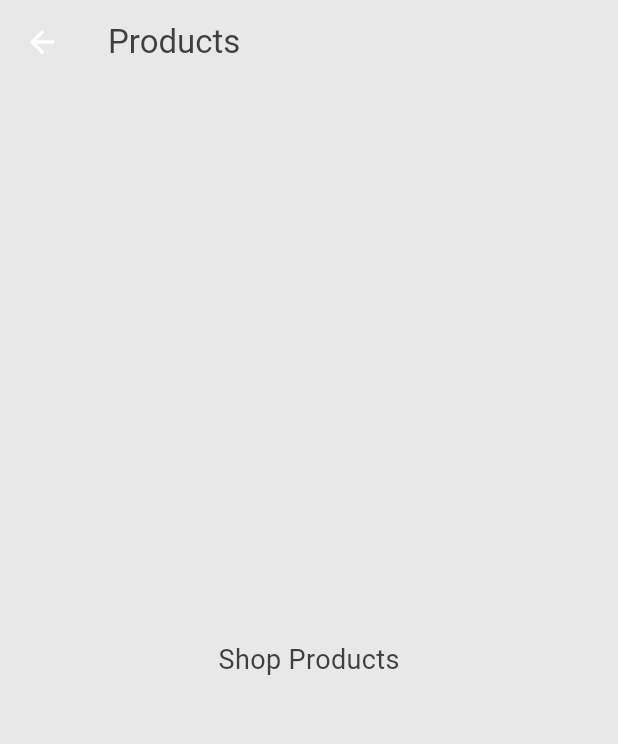
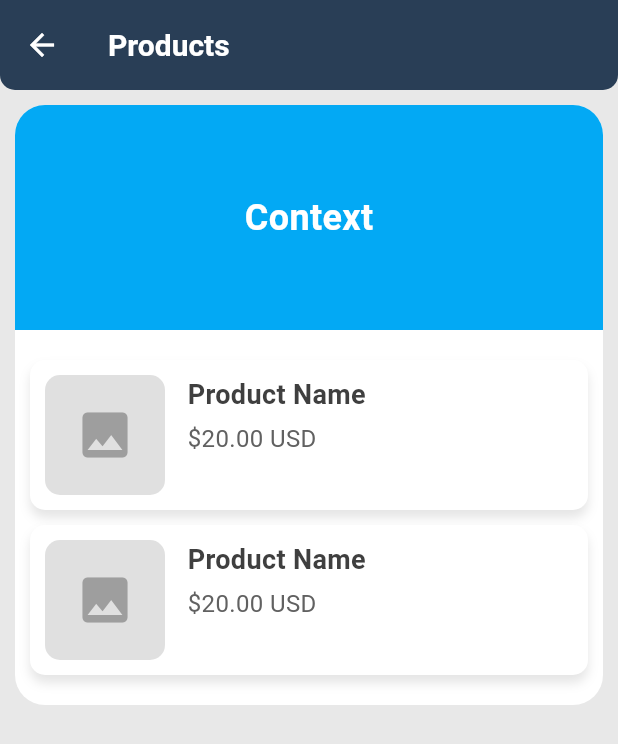
Before and after one commit to postrenan/MyGuide-Mobile, a Flutter app: the ShopProducts screen opened directly, on a phone screen of 412 x 824 dp. Shown: the top 744 px of the screen. Run offline on Flutter 3.47's test engine with Material 3 defaults, Android fonts, the phone set to English and light mode, and no system bars; generated files the repository leaves out were written again.

Commit message:
Shop Products v1

```diff
--- a/myguide_app/lib/l10n/app_en.arb
+++ b/myguide_app/lib/l10n/app_en.arb
@@ -33,6 +33,8 @@
 	"reviewBtn": "Review It",
 
 	"shopProductsTitle": "Products",
+	"shopProductsHeaderTxt": "Context",
+	"productNameTxt": "Product Name",
 
 	"shopReviewTitle": "Review",
 
--- a/myguide_app/lib/l10n/app_es.arb
+++ b/myguide_app/lib/l10n/app_es.arb
@@ -33,6 +33,8 @@
 	"reviewBtn": "Reseñar",
 
 	"shopProductsTitle": "Productos",
+	"shopProductsHeaderTxt": "Context",
+	"productNameTxt": "Nombre del Producto",
 
 	"shopReviewTitle": "Reseña",
 
--- a/myguide_app/lib/l10n/app_pt.arb
+++ b/myguide_app/lib/l10n/app_pt.arb
@@ -33,6 +33,8 @@
 	"reviewBtn": "Avaliação",
 
 	"shopProductsTitle": "Produtos",
+	"shopProductsHeaderTxt": "Context",
+	"productNameTxt": "Nome da Produto",
 
 	"shopReviewTitle": "Avaliação",
 
--- a/myguide_app/lib/pages/shops/shop_products.dart
+++ b/myguide_app/lib/pages/shops/shop_products.dart
@@ -1,5 +1,6 @@
 import 'package:flutter/material.dart';
 import 'package:flutter_gen/gen_l10n/app_localizations.dart';
+import '../../models/myguide_appbar.dart';
 
 class ShopProducts extends StatelessWidget {
   const ShopProducts({super.key});
@@ -7,19 +8,115 @@ class ShopProducts extends StatelessWidget {
   @override
   Widget build(BuildContext context) {
     return Scaffold(
-      appBar: AppBar(
-        leading: IconButton(
-          icon: const Icon(Icons.arrow_back, color: Colors.white),
-          onPressed: () {
-            Navigator.pop(context);
-          },
-        ),
-        title: Text(AppLocalizations.of(context)!.shopProductsTitle),
-      ),
-      body: Center(
-        child: Text(
-          'Shop Products',
-          style: TextStyle(fontSize: 18),
+      appBar:
+          AppBarTitle.setTitle(AppLocalizations.of(context)!.shopProductsTitle),
+      body: SingleChildScrollView(
+        child: Container(
+          margin: const EdgeInsets.all(10),
+          decoration: BoxDecoration(
+            color: Theme.of(context).brightness == Brightness.light
+                ? Colors.white
+                : const Color(0xFF181818),
+            borderRadius: BorderRadius.circular(20),
+          ),
+          child: Column(
+            children: [
+              // Header rectangle similar to shop_details
+              Container(
+                width: double.infinity,
+                height: 150,
+                decoration: BoxDecoration(
+                  color: Colors.lightBlue,
+                  borderRadius: const BorderRadius.only(
+                    topLeft: Radius.circular(20),
+                    topRight: Radius.circular(20),
+                  ),
+                ),
+                child: Center(
+                  child: Text(
+                    AppLocalizations.of(context)!.shopProductsHeaderTxt,
+                    style: const TextStyle(
+                      color: Colors.white,
+                      fontSize: 24,
+                      fontWeight: FontWeight.bold,
+                    ),
+                  ),
+                ),
+              ),
+              const SizedBox(height: 20),
+              // Lista de productos
+              ListView.separated(
+                physics: const NeverScrollableScrollPhysics(),
+                shrinkWrap: true,
+                itemCount: 2, // Productos placeholder
+                separatorBuilder: (context, index) =>
+                    const SizedBox(height: 10),
+                itemBuilder: (context, index) {
+                  return Container(
+                    margin: const EdgeInsets.symmetric(horizontal: 10),
+                    padding: const EdgeInsets.all(10),
+                    decoration: BoxDecoration(
+                      color: Theme.of(context).brightness == Brightness.light
+                          ? Colors.white
+                          : const Color(0xFF282828),
+                      borderRadius: BorderRadius.circular(10),
+                      boxShadow: [
+                        BoxShadow(
+                          color: Colors.black.withOpacity(0.1),
+                          blurRadius: 5,
+                          offset: const Offset(0, 5),
+                        ),
+                      ],
+                    ),
+                    child: Row(
+                      crossAxisAlignment: CrossAxisAlignment.start,
+                      children: [
+                        // Imagen
+                        Container(
+                          width: 80,
+                          height: 80,
+                          decoration: BoxDecoration(
+                            color: Colors.grey[300],
+                            borderRadius: BorderRadius.circular(10),
+                          ),
+                          child: const Icon(
+                            Icons.image,
+                            size: 40,
+                            color: Colors.grey,
+                          ),
+                        ),
+                        const SizedBox(width: 15),
+                        // Detalles del producto
+                        Expanded(
+                          child: Column(
+                            crossAxisAlignment: CrossAxisAlignment.start,
+                            children: [
+                              Text(
+                                AppLocalizations.of(context)!.productNameTxt,
+                                style: const TextStyle(
+                                  fontSize: 18,
+                                  fontWeight: FontWeight.bold,
+                                ),
+                              ),
+                              const SizedBox(height: 5),
+                              Text(
+                                "\$20.00 USD",
+                                style: TextStyle(
+                                  fontSize: 16,
+                                  color: Colors.grey[700],
+                                ),
+                              ),
+                            ],
+                          ),
+                        ),
+                      ],
+                    ),
+                  );
+                },
+              ),
+              const SizedBox(height: 20),
+            ],
+          ),
         ),
       ),
     );
```
